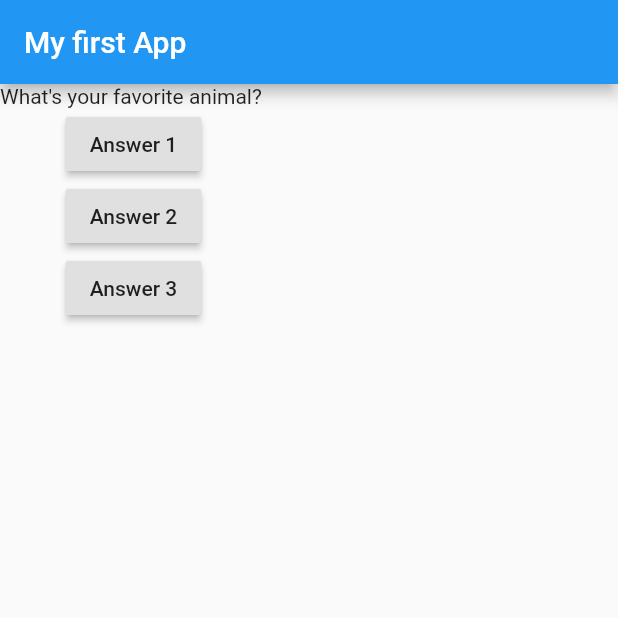
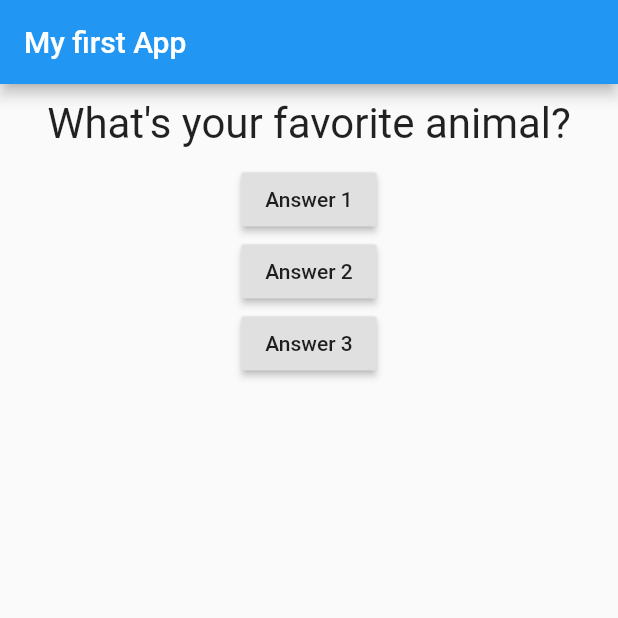
Before and after one commit to abhi12340/FlutterDemo, a Flutter app: the screen it shows after launch, after a tap on "Answer 1", on a phone screen of 412 x 824 dp, the top half of it. Run offline on Flutter 3.47's test engine with Material 2 defaults, Android fonts, the phone set to English and light mode, and no system bars.

Commit message:
updated question.dart file with statelesswidget

```diff
--- a/lib/main.dart
+++ b/lib/main.dart
@@ -1,4 +1,5 @@
 import 'package:flutter/material.dart';
+import './question.dart';
 // void main() {
 //   runApp(MyApp());
 // }
@@ -7,23 +8,23 @@ void main() => runApp(MyApp());
 
 // ignore: must_be_immutable
 class MyApp extends StatefulWidget {
-   @override
+  @override
   State<StatefulWidget> createState() {
-    return MyAppState();
+    return _MyAppState();
   }
 }
 
-class MyAppState extends State<MyApp> {
- var question = [
+class _MyAppState extends State<MyApp> {
+  var _question = [
     'What\'s your favorite color? ',
     'What\'s your favorite animal? ',
   ];
 
   var questionIndex = 0;
 
-  void buttonPressed() {
+  void _buttonPressed() {
     setState(() {
-      if(questionIndex < question.length - 1) {
+      if (questionIndex < _question.length - 1) {
         questionIndex += 1;
       }
     });
@@ -37,8 +38,8 @@ class MyAppState extends State<MyApp> {
         appBar: AppBar(title: Text('My first App')),
         body: Column(
           children: [
-            Text(question[questionIndex]),
-            RaisedButton(child: Text('Answer 1'), onPressed: buttonPressed),
+            Questions(_question[questionIndex]),
+            RaisedButton(child: Text('Answer 1'), onPressed: _buttonPressed),
             RaisedButton(
                 child: Text('Answer 2'),
                 onPressed: () => print('answer 2 cliked')),
--- /dev/null
+++ b/lib/question.dart
@@ -0,0 +1,20 @@
+import 'package:flutter/material.dart';
+
+class Questions extends StatelessWidget {
+  final String questionText;
+
+  Questions(this.questionText);
+
+  @override
+  Widget build(BuildContext context) {
+    return Container(
+      width: double.infinity,
+      margin: EdgeInsets.all(10),
+      child: Text(
+        questionText,
+        style: TextStyle(fontSize: 28),
+        textAlign: TextAlign.center,
+      ),
+    );
+  }
+}
```
Also changed, not shown: 1 other file.
